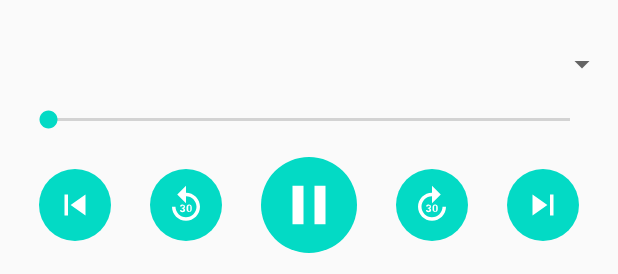
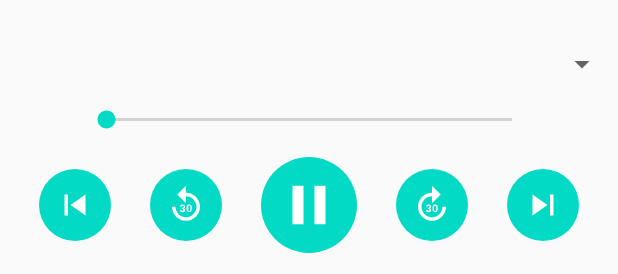
Before and after one commit to kjjejones42/AudiobookPlayer, an Android app: the layout activity_play.xml on its own in the app's theme, with its tools: preview values and no code run, on a phone screen of 412 x 824 dp. Shown: the part 959-1233 px from the top of the screen. Run offline under Robolectric (Android 15) with nearby library versions, the phone set to English and light mode, and no system bars; network calls fail.

Commit message:
set the progress and duration texts to fixed width

```diff
--- a/app/src/main/res/layout/activity_play.xml
+++ b/app/src/main/res/layout/activity_play.xml
@@ -2,10 +2,10 @@
 <androidx.constraintlayout.widget.ConstraintLayout xmlns:android="http://schemas.android.com/apk/res/android"
     xmlns:app="http://schemas.android.com/apk/res-auto"
     xmlns:tools="http://schemas.android.com/tools"
+    android:id="@+id/playerBackground"
     android:layout_width="match_parent"
     android:layout_height="match_parent"
-    tools:context=".player.PlayActivity"
-    android:id="@+id/playerBackground">
+    tools:context=".player.PlayActivity">
 
     <androidx.constraintlayout.widget.ConstraintLayout
         android:id="@+id/buttonContainer"
@@ -25,8 +25,8 @@
             app:layout_constraintEnd_toEndOf="parent"
             app:layout_constraintStart_toStartOf="parent"
             app:layout_constraintTop_toTopOf="parent" />
+
         <ImageButton
-            android:contentDescription="@string/prevButtonImageDescriptor"
             android:id="@+id/prevButton"
             style="@style/Widget.AppCompat.ImageButton"
             android:layout_width="wrap_content"
@@ -35,6 +35,7 @@
             android:layout_marginTop="16dp"
             android:layout_marginBottom="16dp"
             android:background="@drawable/round_button_ripple"
+            android:contentDescription="@string/prevButtonImageDescriptor"
             android:scaleType="fitCenter"
             android:src="@drawable/ic_skip_prev"
             app:layout_constraintBottom_toBottomOf="parent"
@@ -43,7 +44,6 @@
             app:layout_constraintTop_toBottomOf="@+id/seekBar" />
 
         <ImageButton
-            android:contentDescription="@string/rewindButtonImageDescriptor"
             android:id="@+id/rewindButton"
             style="@style/Widget.AppCompat.ImageButton"
             android:layout_width="wrap_content"
@@ -52,6 +52,7 @@
             android:layout_marginTop="16dp"
             android:layout_marginBottom="16dp"
             android:background="@drawable/round_button_ripple"
+            android:contentDescription="@string/rewindButtonImageDescriptor"
             android:scaleType="fitCenter"
             android:src="@drawable/ic_replay_30"
             app:layout_constraintBottom_toBottomOf="parent"
@@ -60,13 +61,13 @@
             app:layout_constraintTop_toBottomOf="@+id/seekBar" />
 
         <ImageButton
-            android:contentDescription="@string/toggleButtonImageDescriptor"
             android:id="@+id/toggleButton"
             android:layout_width="@android:dimen/notification_large_icon_width"
             android:layout_height="@android:dimen/notification_large_icon_height"
             android:layout_marginTop="16dp"
             android:layout_marginBottom="16dp"
             android:background="@drawable/round_button_ripple"
+            android:contentDescription="@string/toggleButtonImageDescriptor"
             android:scaleType="fitCenter"
             android:src="@drawable/ic_pause"
             app:layout_constraintBottom_toBottomOf="parent"
@@ -75,13 +76,13 @@
             app:layout_constraintTop_toBottomOf="@+id/seekBar" />
 
         <ImageButton
-            android:contentDescription="@string/forwardButtonImageDescriptor"
             android:id="@+id/forwardButton"
             android:layout_width="wrap_content"
             android:layout_height="wrap_content"
             android:layout_marginTop="16dp"
             android:layout_marginBottom="16dp"
             android:background="@drawable/round_button_ripple"
+            android:contentDescription="@string/forwardButtonImageDescriptor"
             android:scaleType="fitCenter"
             android:src="@drawable/ic_forward_30"
             app:layout_constraintBottom_toBottomOf="parent"
@@ -90,13 +91,13 @@
             app:layout_constraintTop_toBottomOf="@+id/seekBar" />
 
         <ImageButton
-            android:contentDescription="@string/nextButtonImageDescriptor"
             android:id="@+id/nextButton"
             android:layout_width="wrap_content"
             android:layout_height="wrap_content"
             android:layout_marginTop="16dp"
             android:layout_marginBottom="16dp"
             android:background="@drawable/round_button_ripple"
+            android:contentDescription="@string/nextButtonImageDescriptor"
             android:scaleType="fitCenter"
             android:src="@drawable/ic_skip_next"
             app:layout_constraintBottom_toBottomOf="parent"
@@ -104,16 +105,29 @@
             app:layout_constraintStart_toEndOf="@id/forwardButton"
             app:layout_constraintTop_toBottomOf="@+id/seekBar" />
 
-        <TextView
-            android:id="@+id/progress_text"
+        <LinearLayout
+            android:id="@+id/progress_container"
             android:layout_width="wrap_content"
             android:layout_height="wrap_content"
-            android:layout_marginStart="16dp"
-            android:textAlignment="viewEnd"
+            android:orientation="vertical"
             app:layout_constraintBottom_toTopOf="@id/toggleButton"
             app:layout_constraintEnd_toStartOf="@id/seekBar"
             app:layout_constraintStart_toStartOf="parent"
-            app:layout_constraintTop_toBottomOf="@id/trackChooser" />
+            app:layout_constraintTop_toBottomOf="@id/trackChooser">
+
+            <TextView
+                android:layout_width="wrap_content"
+                android:layout_height="0dp"
+                android:text="@string/_00_00_00"
+                android:visibility="invisible"
+                tools:ignore="Suspicious0dp" />
+
+            <TextView
+                android:id="@+id/progress_text"
+                android:layout_width="match_parent"
+                android:layout_height="wrap_content"
+                android:textAlignment="viewEnd" />
+        </LinearLayout>
 
         <SeekBar
             android:id="@+id/seekBar"
@@ -122,25 +136,35 @@
             android:layout_marginTop="16dp"
             app:layout_constrainedWidth="false"
             app:layout_constraintBottom_toTopOf="@id/toggleButton"
-            app:layout_constraintEnd_toStartOf="@id/duration_text"
+            app:layout_constraintEnd_toStartOf="@id/duration_container"
             app:layout_constraintHorizontal_bias="0.0"
-            app:layout_constraintStart_toEndOf="@id/progress_text"
+            app:layout_constraintStart_toEndOf="@id/progress_container"
             app:layout_constraintTop_toBottomOf="@id/trackChooser" />
 
-        <TextView
-            android:id="@+id/duration_text"
+        <LinearLayout
+            android:id="@+id/duration_container"
             android:layout_width="wrap_content"
             android:layout_height="wrap_content"
-            android:layout_marginEnd="16dp"
-            android:textAlignment="viewStart"
+            android:orientation="vertical"
             app:layout_constraintBottom_toTopOf="@id/toggleButton"
             app:layout_constraintEnd_toEndOf="parent"
             app:layout_constraintStart_toEndOf="@id/seekBar"
-            app:layout_constraintTop_toBottomOf="@id/trackChooser" />
+            app:layout_constraintTop_toBottomOf="@id/trackChooser">
 
+            <TextView
+                android:layout_width="wrap_content"
+                android:layout_height="0dp"
+                android:text="@string/_00_00_00"
+                android:visibility="invisible"
+                tools:ignore="Suspicious0dp" />
 
+            <TextView
+                android:id="@+id/duration_text"
+                android:layout_width="wrap_content"
+                android:layout_height="wrap_content"
+                android:textAlignment="viewStart" />
+        </LinearLayout>
     </androidx.constraintlayout.widget.ConstraintLayout>
-
 
     <ImageView
         android:id="@+id/albumArtView"
@@ -150,9 +174,6 @@
         android:scaleType="fitCenter"
         app:layout_constraintBottom_toTopOf="@+id/buttonContainer"
         app:layout_constraintEnd_toEndOf="parent"
-        app:layout_constraintHorizontal_bias="0.50"
         app:layout_constraintStart_toStartOf="parent"
         app:layout_constraintTop_toTopOf="parent" />
-
-
 </androidx.constraintlayout.widget.ConstraintLayout>
--- a/app/src/main/res/values/strings.xml
+++ b/app/src/main/res/values/strings.xml
@@ -10,4 +10,5 @@
     <string name="toggleButtonImageDescriptor">Toggle Play Pause</string>
     <string name="forwardButtonImageDescriptor">Skip Forward</string>
     <string name="nextButtonImageDescriptor">Next Track</string>
+    <string name="_00_00_00">00:00:00</string>
 </resources>
```
